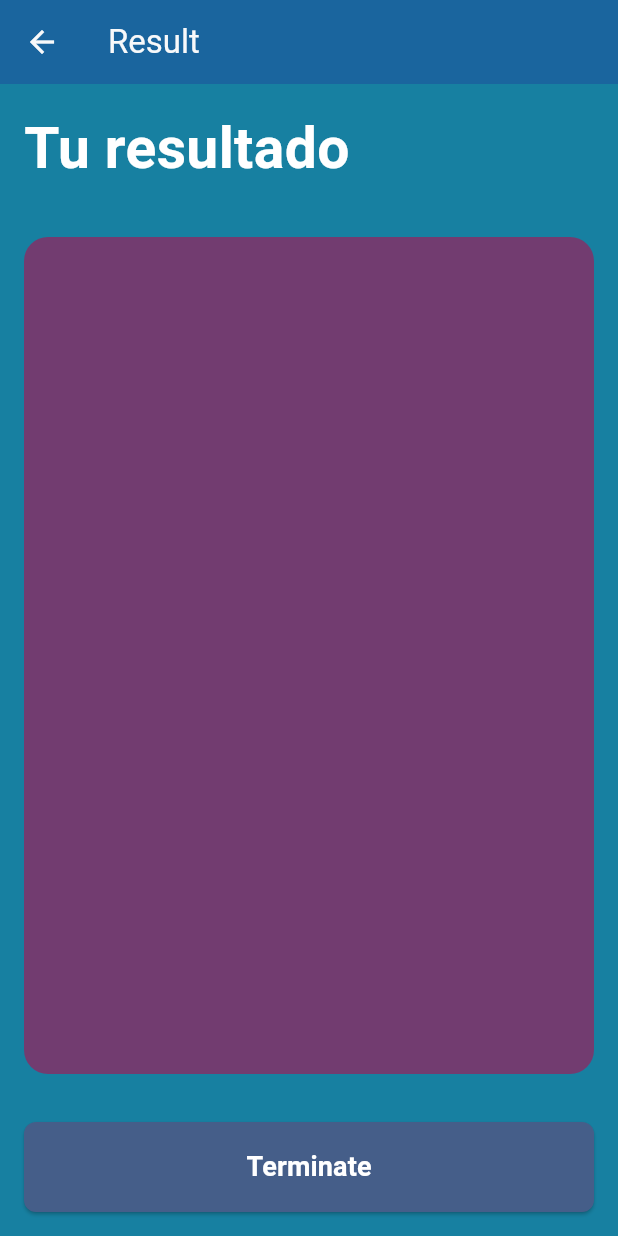
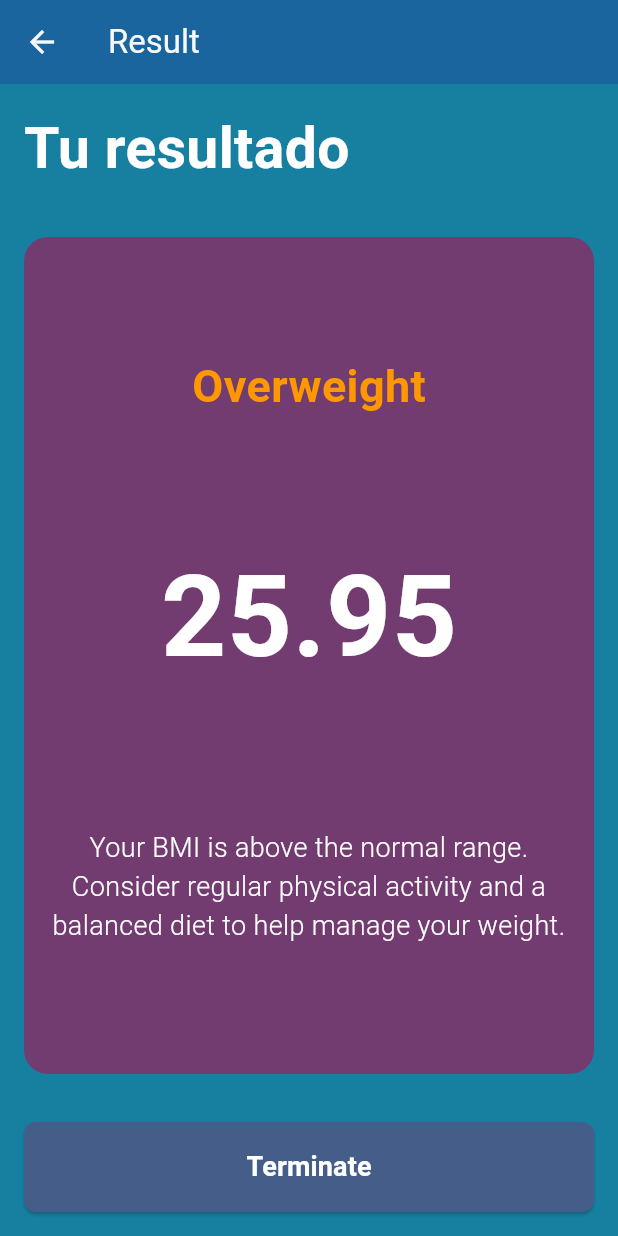
Before and after one commit to juansolar/imc_calculator_flutter, a Flutter app: the screen it shows after launch, after a tap on "Calculate", on a phone screen of 412 x 824 dp. Run offline on Flutter 3.47's test engine with Material 3 defaults, Android fonts, the phone set to English and light mode, and no system bars; our stand-ins replace material_ui.

Commit message:
feat: display BMI results and add return button

```diff
--- a/lib/screens/imc_result_screen.dart
+++ b/lib/screens/imc_result_screen.dart
@@ -16,14 +16,19 @@ class ImcResultScreen extends StatelessWidget {
 
   @override
   Widget build(BuildContext context) {
+
     return Scaffold(
       backgroundColor: AppColors.background,
       appBar: toolbarResult(),
-      body: bodyResult(),
+      body: bodyResult(context),
     );
   }
 
-  Padding bodyResult() {
+  Padding bodyResult(BuildContext context) {
+
+    double fixedHeight = height /100;
+    double imcResult = weight/( fixedHeight * fixedHeight );
+
     return Padding(
       padding: const EdgeInsets.all(16.0),
       child: Column(
@@ -44,7 +49,21 @@ class ImcResultScreen extends StatelessWidget {
                   color: AppColors.backgroundComponent,
                   borderRadius: BorderRadius.circular(16)
                 ),
-                child: Text(""),
+                child: Column(
+                  mainAxisAlignment: MainAxisAlignment.spaceEvenly,
+                  children: [
+                    Text(getTitleByImc(imcResult), style: TextStyle(fontSize: 30, fontWeight: FontWeight.w600, color: getColorByImc(imcResult)),),
+                    Text(
+                      imcResult.toStringAsFixed(2),
+                      style: TextStyle(fontSize: 76, color: Colors.white, fontWeight: FontWeight.bold),
+                    ),
+                    Padding(
+                      padding: const EdgeInsets.all(8.0),
+                      child: Text(getDescriptionByImc(imcResult),
+                        style: TextStyle(fontSize: 18, fontWeight: FontWeight.w300, color: Colors.white), textAlign: TextAlign.center),
+                    ),
+                  ],
+                ),
               ),
             ),
           ),
@@ -52,7 +71,9 @@ class ImcResultScreen extends StatelessWidget {
             height: 60,
             width: double.infinity,
             child: ElevatedButton(
-              onPressed: () {},
+              onPressed: () {
+                Navigator.pop(context);
+              },
               style: ButtonStyles.primaryButton,
               child: Text("Terminate", style: TextStyles.bodyText,),
             ),
@@ -63,4 +84,31 @@ class ImcResultScreen extends StatelessWidget {
   }
 
   AppBar toolbarResult() => AppBar(title: Text("Result"), backgroundColor: AppColors.appBar, foregroundColor: AppColors.primary,);
+
+  Color getColorByImc(double imcResult) {
+    return switch(imcResult){
+      < 18.5 => Colors.blue, // underweight
+      < 24.0 => Colors.green, // normal
+      < 29.99 => Colors.orange, // overweight
+      _ => Colors.red // obesity
+    };
+  }
+
+  String getTitleByImc(double imcResult){
+    return switch(imcResult){
+      < 18.5 => "Underweight", // underweight
+      < 24.0 => "Normal", // normal
+      < 29.99 => "Overweight", // overweight
+      _ => "Obesity" // obesity
+    };
+  }
+
+  String getDescriptionByImc(double imcResult){
+    return switch(imcResult){
+      < 18.5 => "Your BMI is below the normal range. Consider eating a balanced diet to help reach a healthy weight.", // underweight
+      < 24.0 => "Your BMI is within the normal range. Keep maintaining a balanced diet and an active lifestyle.", // normal
+      < 29.99 => "Your BMI is above the normal range. Consider regular physical activity and a balanced diet to help manage your weight.", // overweight
+      _ => "Your BMI is above the recommended range. Consider consulting a healthcare professional for guidance on managing your weight." // obesity
+    };
+  }
 }
```
